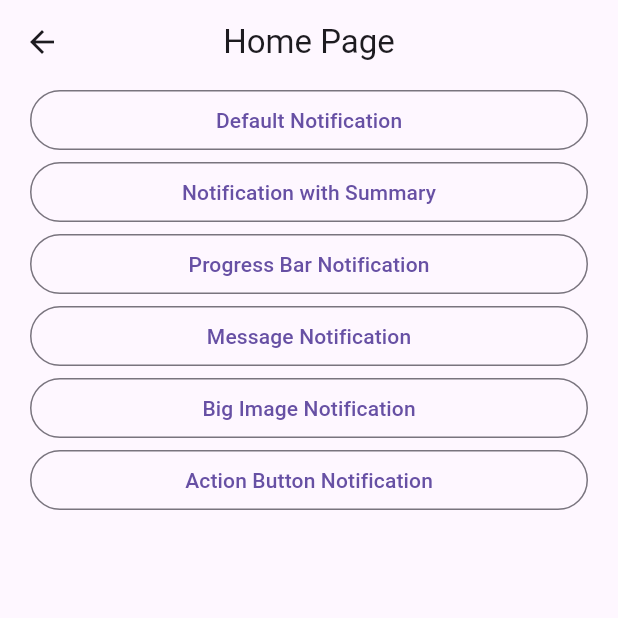
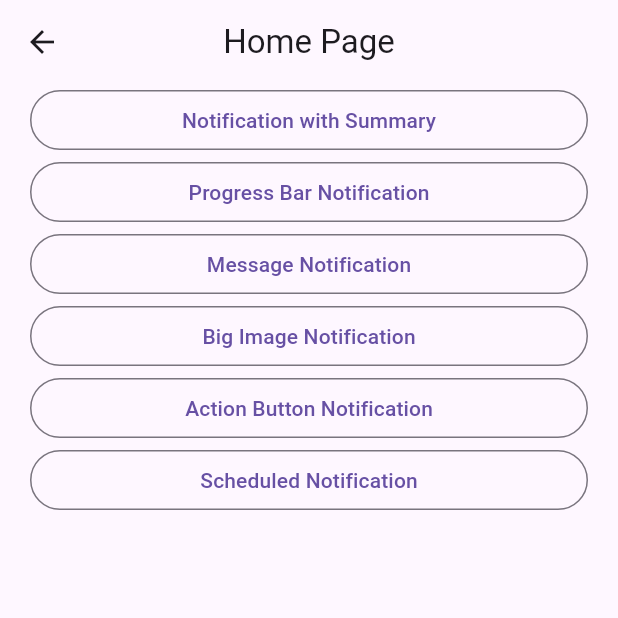
Before and after one commit to mlikiwe/ppb-firebaseawesomenotification, a Flutter app: the HomePage screen opened by its route, on a phone screen of 412 x 824 dp, the top half of it. Run offline on Flutter 3.47's test engine with Material 3 defaults, Android fonts, the phone set to English and light mode, and no system bars; our stand-ins replace awesome_notifications, firebase_auth, firebase_core; accounts and stored records are empty.

Commit message:
add scheduled notification

```diff
--- a/lib/pages/home_page.dart
+++ b/lib/pages/home_page.dart
@@ -26,17 +26,6 @@ class HomePage extends StatelessWidget {
             body: ListView(
               padding: const EdgeInsets.symmetric(horizontal: 20),
               children: [
-                OutlinedButton(
-                  onPressed: () async {
-                    await NotificationService.createNotification(
-                      id: 1,
-                      title: 'Default Notification',
-                      body: 'This is the body of the notification',
-                      summary: 'Small summary',
-                    );
-                  },
-                  child: const Text('Default Notification'),
-                ),
                 OutlinedButton(
                   onPressed: () async {
                     await NotificationService.createNotification(
@@ -104,7 +93,18 @@ class HomePage extends StatelessWidget {
                   },
                   child: const Text('Action Button Notification'),
                 ),
-
+                OutlinedButton(
+                  onPressed: () async {
+                    await NotificationService.createNotification(
+                      id: 5,
+                      title: 'Scheduled Notification',
+                      body: 'This is the body of the notification',
+                      scheduled: true,
+                      interval: Duration(seconds: 5),
+                    );
+                  },
+                  child: const Text('Scheduled Notification'),
+                )
               ],
             )
           );
```
Also changed, not shown: lib/pages/login.dart (+8 -0 lines).
